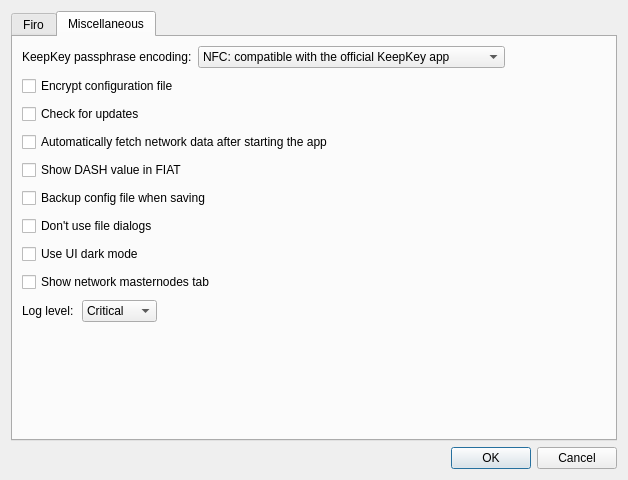
Qt form src/ui/ui_config_dlg.ui (Bertrand256/dash-masternode-tool) before a commit.
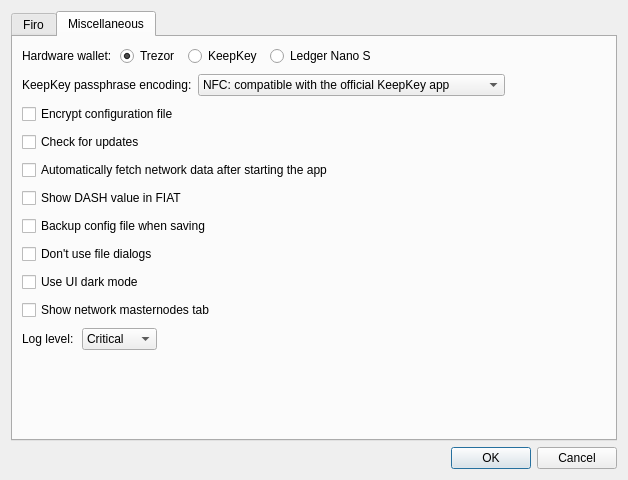
The same form after that commit.

Patch:
```diff
--- a/src/ui/ui_config_dlg.ui
+++ b/src/ui/ui_config_dlg.ui
@@ -319,6 +319,84 @@
        <property name="spacing">
         <number>8</number>
        </property>
+        <item>
+        <layout class="QHBoxLayout" name="layHardwareWallet">
+         <item>
+          <widget class="QLabel" name="label_3">
+           <property name="text">
+            <string>Hardware wallet:</string>
+           </property>
+           <property name="alignment">
+            <set>Qt::AlignLeading|Qt::AlignLeft|Qt::AlignVCenter</set>
+           </property>
+           <property name="margin">
+            <number>0</number>
+           </property>
+          </widget>
+         </item>
+         <item>
+          <widget class="QRadioButton" name="chbHwTrezor">
+           <property name="minimumSize">
+            <size>
+             <width>60</width>
+             <height>0</height>
+            </size>
+           </property>
+           <property name="maximumSize">
+            <size>
+             <width>16777215</width>
+             <height>16777215</height>
+            </size>
+           </property>
+           <property name="text">
+            <string>Trezor</string>
+           </property>
+           <property name="checked">
+            <bool>true</bool>
+           </property>
+          </widget>
+         </item>
+         <item>
+          <widget class="QRadioButton" name="chbHwKeepKey">
+           <property name="minimumSize">
+            <size>
+             <width>70</width>
+             <height>0</height>
+            </size>
+           </property>
+           <property name="maximumSize">
+            <size>
+             <width>16777215</width>
+             <height>16777215</height>
+            </size>
+           </property>
+           <property name="text">
+            <string>KeepKey</string>
+           </property>
+          </widget>
+         </item>
+         <item>
+          <widget class="QRadioButton" name="chbHwLedgerNanoS">
+           <property name="text">
+            <string>Ledger Nano S</string>
+           </property>
+          </widget>
+         </item>
+         <item>
+          <spacer name="horizontalSpacer_2">
+           <property name="orientation">
+            <enum>Qt::Horizontal</enum>
+           </property>
+           <property name="sizeHint" stdset="0">
+            <size>
+             <width>40</width>
+             <height>20</height>
+            </size>
+           </property>
+          </spacer>
+         </item>
+        </layout>
+       </item>
        <item>
         <widget class="QWidget" name="wdgKeepkeyPassEncoding" native="true">
          <layout class="QHBoxLayout" name="horizontalLayout_2">
```
